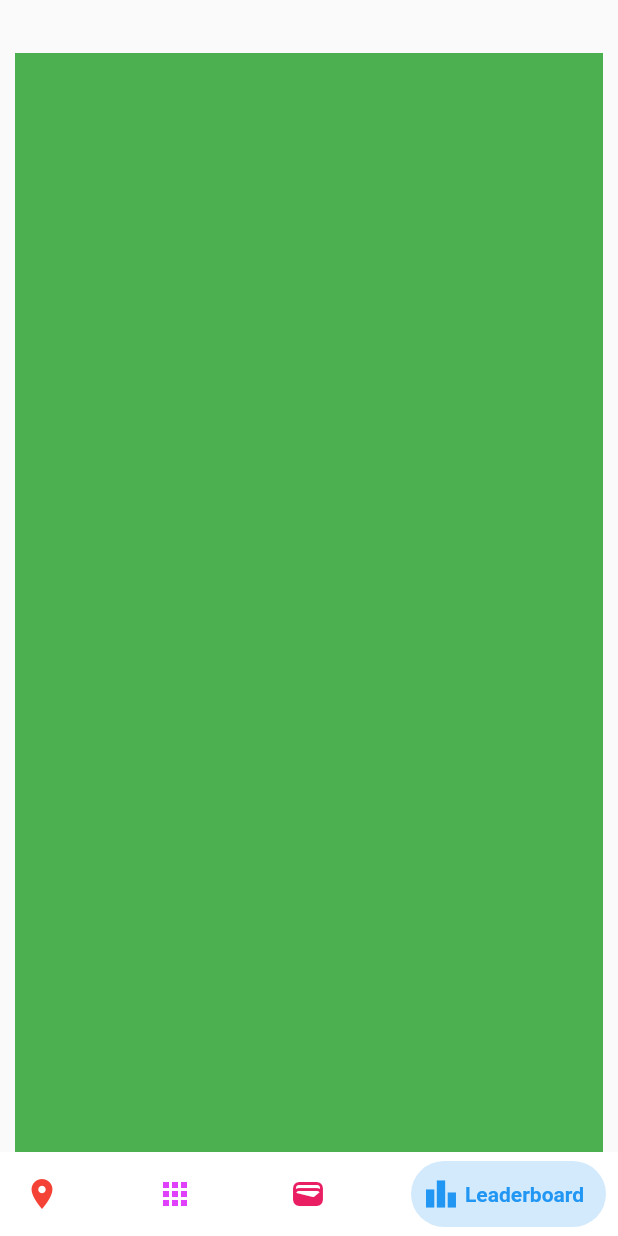
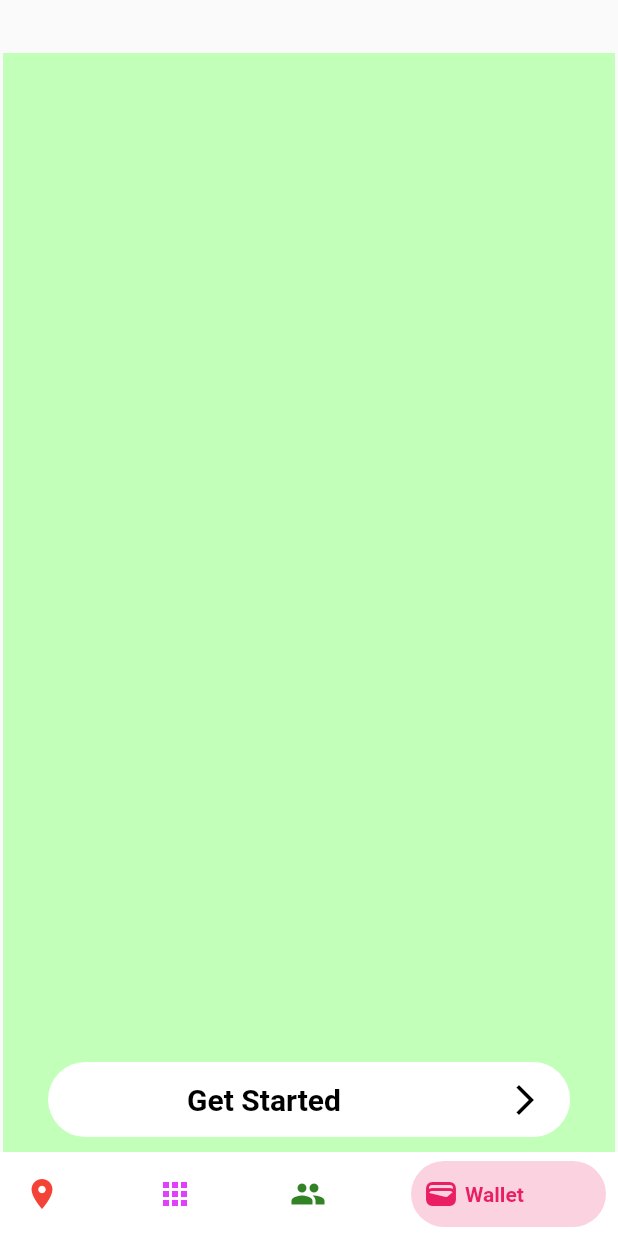
Before and after one commit to sy425191/Vriksh_hack36, a Flutter app: the screen it shows after launch, swiped to page 4, on a phone screen of 412 x 824 dp. Run offline on Flutter 3.47's test engine with Material 2 defaults, Android fonts, the phone set to English and light mode, and no system bars; drawn by our look-alikes of bottom_navy_bar; our stand-ins replace animated_splash_screen, google_maps_flutter.

Commit message:
Added wecome screen and image

```diff
--- /dev/null
+++ b/vriksh/lib/auth/welcome.dart
@@ -0,0 +1,72 @@
+import 'package:flutter/material.dart';
+
+class WelcomeScreen extends StatefulWidget {
+  const WelcomeScreen({super.key});
+
+  @override
+  State<WelcomeScreen> createState() => _WelcomeScreenState();
+}
+
+class _WelcomeScreenState extends State<WelcomeScreen> {
+  @override
+  Widget build(BuildContext context) {
+    return Container(
+      color: Color.fromARGB(255, 194, 255, 184),
+      child: Column(
+        children: [
+          Expanded(
+            child: Container(),
+          ),
+          Container(
+            height: 60,
+            padding: const EdgeInsets.only(
+              left: 30,
+              right: 30,
+              bottom: 10,
+            ),
+            child: Container(
+              // get started button with rounded corners and google logo on it for oauth2
+              decoration: BoxDecoration(
+                color: Colors.white,
+                borderRadius: BorderRadius.circular(30),
+              ),
+              child: Row(
+                children: [
+                  Expanded(
+                    child: Container(
+                      child: const Center(
+                        child: Text(
+                          'Get Started',
+                          style: TextStyle(
+                            color: Colors.black,
+                            fontSize: 20,
+                            fontWeight: FontWeight.bold,
+                          ),
+                        ),
+                      ),
+                    ),
+                  ),
+                  Container(
+                    width: 60,
+                    decoration: const BoxDecoration(
+                      color: Colors.white,
+                      borderRadius: BorderRadius.only(
+                        topRight: Radius.circular(30),
+                        bottomRight: Radius.circular(30),
+                      ),
+                    ),
+                    child: const Center(
+                        child: Icon(
+                      Icons.arrow_forward_ios,
+                      color: Colors.black,
+                    )),
+                  ),
+                ],
+              ),
+            ),
+          ),
+        ],
+      ),
+    );
+  }
+}
--- a/vriksh/lib/screens/home/landingPage.dart
+++ b/vriksh/lib/screens/home/landingPage.dart
@@ -1,6 +1,7 @@
 import 'package:bottom_navy_bar/bottom_navy_bar.dart';
 import 'package:flutter/cupertino.dart';
 import 'package:flutter/material.dart';
+import 'package:vriksh/auth/welcome.dart';
 import 'package:vriksh/screens/home/homeApps.dart';
 import 'package:vriksh/screens/map/SelectAddress.dart';
 
@@ -37,14 +38,15 @@ class _LandingPageState extends State<LandingPage> {
           child: Padding(
             padding: const EdgeInsets.only(
               top: 35,
-              left: 10,
-              right: 10,
+              left: 2,
+              right: 2,
             ),
             child: PageView(
               controller: _pageController,
               onPageChanged: (index) {
                 setState(() => _selectedIndex = index);
               },
+              physics: const NeverScrollableScrollPhysics(),
               children: <Widget>[
                 Container(
                   child: SelectLocation(),
@@ -53,10 +55,10 @@ class _LandingPageState extends State<LandingPage> {
                   child: HomeApps(),
                 ),
                 Container(
-                  color: Colors.green,
+                  color: Color.fromARGB(255, 194, 255, 184),
                 ),
                 Container(
-                  color: Colors.green,
+                  child: WelcomeScreen(),
                 ),
               ],
             ),
@@ -82,13 +84,14 @@ class _LandingPageState extends State<LandingPage> {
                 title: const Text('Home'),
                 activeColor: Colors.purpleAccent),
             BottomNavyBarItem(
+              icon: const Icon(Icons.people_sharp),
+              title: const Text('Community'),
+              activeColor: Color.fromARGB(255, 50, 131, 37),
+            ),
+            BottomNavyBarItem(
                 icon: const Icon(Icons.wallet),
                 title: const Text('Wallet'),
                 activeColor: Colors.pink),
-            BottomNavyBarItem(
-                icon: const Icon(Icons.leaderboard),
-                title: const Text('Leaderboard'),
-                activeColor: Colors.blue),
           ],
         ));
   }
--- a/vriksh/pubspec.yaml
+++ b/vriksh/pubspec.yaml
@@ -63,9 +63,8 @@ flutter:
   uses-material-design: true
 
   # To add assets to your application, add an assets section, like this:
-  # assets:
-  #   - images/a_dot_burr.jpeg
-  #   - images/a_dot_ham.jpeg
+  assets:
+    - assets/welcome_charge_logo.png
 
   # An image asset can refer to one or more resolution-specific "variants", see
   # https://flutter.dev/assets-and-images/#resolution-aware
```
Also changed, not shown: vriksh/lib/screens/home/homeApps.dart (+14 -4 lines), vriksh/lib/screens/map/SelectAddress.dart (+54 -11 lines), vriksh/assets/welcome_charge_logo.png (added).
